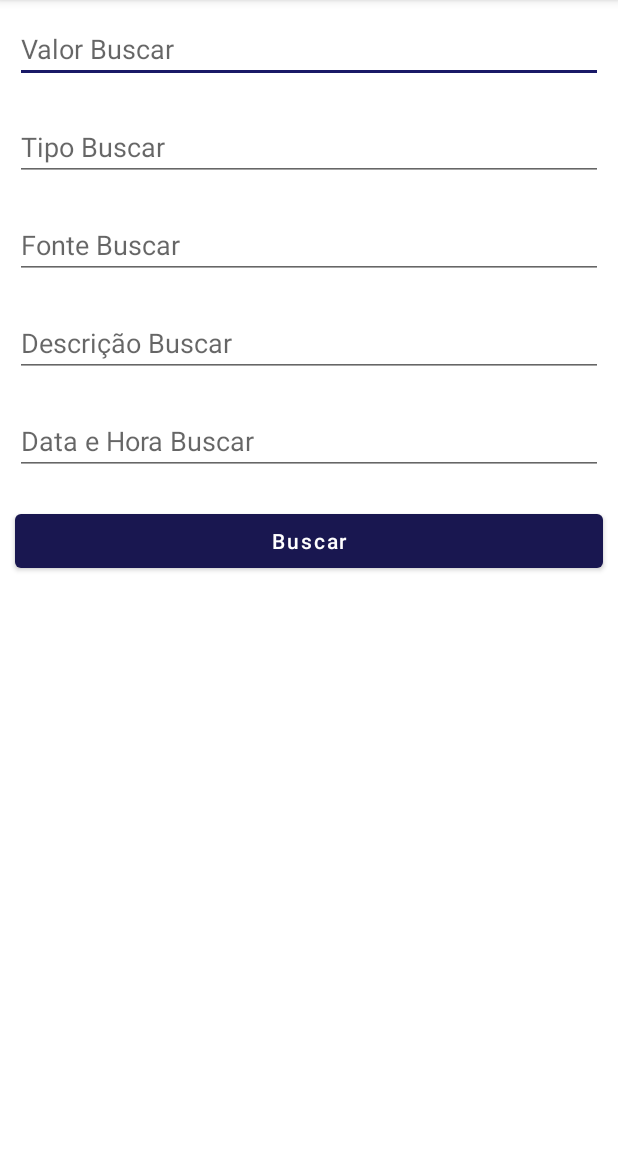
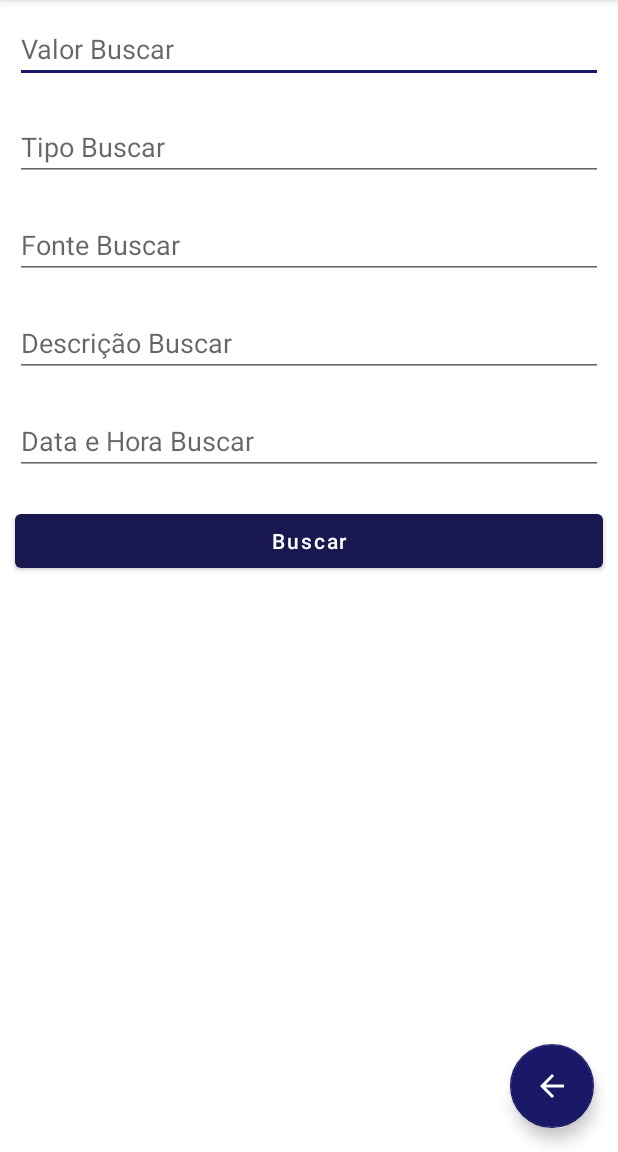
Before and after one commit to NicoVitoriano001/FindToday, an Android app: the BuscarFinActivity screen opened directly, with no data from a screen before it, on a phone screen of 412 x 824 dp, the part 84-1236 px from its top. Run offline under Robolectric (Android 15) with nearby library versions, the phone set to English and light mode, and no system bars; our stand-ins replace Room's generated code.

Commit message:
mod2.4.8 botao de retorno da tela de consulta

```diff
--- a/app/src/main/java/com/gtappdevelopers/findtoday/BuscarFinActivity.java
+++ b/app/src/main/java/com/gtappdevelopers/findtoday/BuscarFinActivity.java
@@ -8,6 +8,9 @@ import android.os.Bundle;
 import android.view.View;
 import android.widget.Button;
 import android.widget.EditText;
+
+import com.google.android.material.floatingactionbutton.FloatingActionButton;
+
 import java.util.ArrayList;
 import java.util.List;
 
@@ -69,6 +72,17 @@ public class BuscarFinActivity extends AppCompatActivity {
                         });
             }
         });
+
+
+        FloatingActionButton fabvoltardaBusca = findViewById(R.id.idFABvoltardaBusca);
+        fabvoltardaBusca.setOnClickListener(new View.OnClickListener() {
+            @Override
+            public void onClick(View v) {
+                finish(); // Encerra a atividade atual e retorna à atividade anterior
+            }
+        });
+
+
     }
 
 
--- a/app/src/main/res/layout/activity_busca_fin.xml
+++ b/app/src/main/res/layout/activity_busca_fin.xml
@@ -1,29 +1,35 @@
 <?xml version="1.0" encoding="utf-8"?>
-<LinearLayout xmlns:android="http://schemas.android.com/apk/res/android"
+<FrameLayout
+    xmlns:android="http://schemas.android.com/apk/res/android"
     xmlns:app="http://schemas.android.com/apk/res-auto"
     xmlns:tools="http://schemas.android.com/tools"
     android:layout_width="match_parent"
     android:layout_height="match_parent"
-    android:orientation="vertical"
     tools:context=".BuscarFinActivity">
 
+    <!-- LinearLayout para o conteúdo existente -->
+    <LinearLayout
+        android:layout_width="match_parent"
+        android:layout_height="match_parent"
+        android:orientation="vertical">
+
+        <!-- EditTexts e Button -->
         <EditText
             android:id="@+id/idEdtValorDespBuscar"
-        android:inputType="numberDecimal"
             android:layout_width="match_parent"
             android:layout_height="wrap_content"
             android:layout_margin="10dp"
-        android:hint="Valor Buscar" />
+            android:hint="Valor Buscar"
+            android:inputType="numberDecimal" />
 
-    <!--edit text for our course name-->
         <EditText
             android:id="@+id/idEdtTipoDespBuscar"
             android:layout_width="match_parent"
             android:layout_height="wrap_content"
             android:layout_margin="10dp"
             android:hint="Tipo Buscar"
+            android:imeOptions="actionNext"
             android:inputType="textCapCharacters"
-        android:imeOptions="actionNext"
             android:singleLine="true" />
 
         <EditText
@@ -32,32 +38,29 @@
             android:layout_height="wrap_content"
             android:layout_margin="10dp"
             android:hint="Fonte Buscar"
+            android:imeOptions="actionNext"
             android:inputType="textCapCharacters"
-        android:imeOptions="actionNext"
-        android:singleLine="true" />/>
+            android:singleLine="true" />
 
-    <!--edit text for our course description-->
         <EditText
             android:id="@+id/idEdtDespDescrBuscar"
             android:layout_width="match_parent"
             android:layout_height="wrap_content"
             android:layout_margin="10dp"
             android:hint="Descrição Buscar"
+            android:imeOptions="actionNext"
             android:inputType="textCapCharacters"
-        android:imeOptions="actionNext"
             android:singleLine="true" />
 
-    <!--edit text for course description-->
         <EditText
             android:id="@+id/idEdtDataDespBuscar"
             android:layout_width="match_parent"
             android:layout_height="wrap_content"
             android:layout_margin="10dp"
             android:hint="Data e Hora Buscar"
-        android:inputType="datetime"
-        android:imeOptions="actionDone" />
+            android:imeOptions="actionDone"
+            android:inputType="datetime" />
 
-    <!--button for saving data to room database-->
         <Button
             android:id="@+id/idBtnBuscarDesp"
             android:layout_width="match_parent"
@@ -67,3 +70,14 @@
             android:text="Buscar"
             android:textAllCaps="false" />
     </LinearLayout>
+
+    <!-- Floating Action Button posicionado no canto inferior direito -->
+    <com.google.android.material.floatingactionbutton.FloatingActionButton
+        android:id="@+id/idFABvoltardaBusca"
+        android:layout_width="wrap_content"
+        android:layout_height="wrap_content"
+        android:layout_gravity="end|bottom"
+        android:layout_margin="16dp"
+        android:src="@drawable/abc_vector_test"
+        app:tint="@color/white" />
+</FrameLayout>
--- /dev/null
+++ b/app/src/main/res/values-night/colors.xml
@@ -0,0 +1,12 @@
+<?xml version="1.0" encoding="utf-8"?>
+<resources>
+    <!-- <color name="blue_200">#0000CD</color> -->
+    <color name="blue_200">#0000FF</color>
+    <color name="blue_500">#191750</color> #CABEÇALHO
+    <color name="blue_700">#191520</color> #SUPERIOR DO RELOGIO
+    <color name="teal_200">#191967</color>
+    <color name="teal_700">#FF018786</color>
+    <color name="black">#FF000000</color>
+    <color name="vermelho">#C80202</color>
+    <color name="white">#FFFFFFFF</color>
+</resources>
```
Also changed, not shown: app/src/main/res/layout/activity_main.xml (+8 -13 lines). Lines whose indentation alone changed are shown as unchanged.
